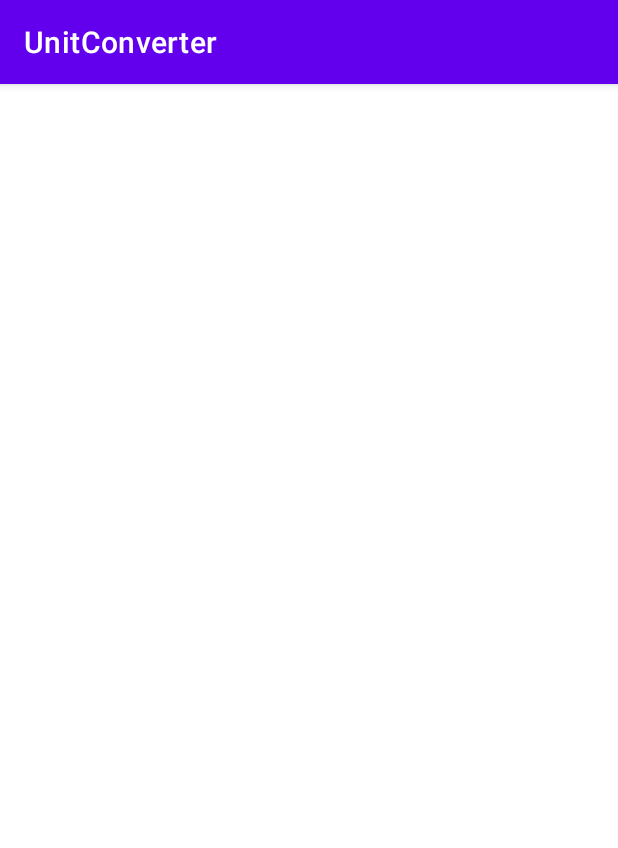
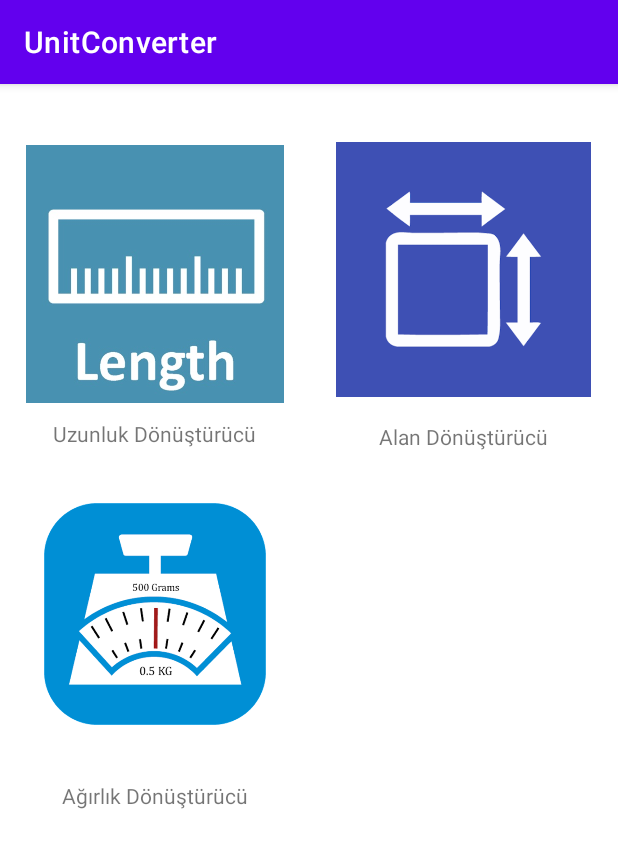
Before and after one commit to armankuyucu/UnitConverter, an Android app: the screen it shows after launch (MainActivity), on a phone screen of 412 x 824 dp. Shown: the top 848 px of the screen. Run offline under Robolectric (Android 15) with nearby library versions, the phone set to English and light mode, and no system bars.

Commit message:
Convert length measurements

```diff
--- a/app/src/main/java/com/example/unitconverter/MainActivity.kt
+++ b/app/src/main/java/com/example/unitconverter/MainActivity.kt
@@ -1,5 +1,6 @@
 package com.example.unitconverter
 
+import android.content.Intent
 import androidx.appcompat.app.AppCompatActivity
 import android.os.Bundle
 import com.example.unitconverter.databinding.ActivityMainBinding
@@ -12,6 +13,21 @@ class MainActivity : AppCompatActivity() {
 
         binding = ActivityMainBinding.inflate(layoutInflater)
         setContentView(binding.root)
+        binding.lenghtImage.setOnClickListener {
+            Intent(this, LenghtConverterActivity::class.java).also {
+                startActivity(it)
+            }
+        }
+        binding.areaImage.setOnClickListener {
+            Intent(this, AreaConverterActivity::class.java).also {
+                startActivity(it)
+            }
+        }
+        binding.weightImage.setOnClickListener {
+            Intent(this, WeightConverterActivity::class.java).also {
+                startActivity(it)
+            }
+        }
     }
 
 
--- a/app/src/main/res/layout/activity_main.xml
+++ b/app/src/main/res/layout/activity_main.xml
@@ -6,13 +6,88 @@
     android:layout_height="match_parent"
     tools:context=".MainActivity">
 
-    <TextView
+    <androidx.constraintlayout.widget.Guideline
+        android:id="@+id/guideline2"
         android:layout_width="wrap_content"
         android:layout_height="wrap_content"
-        android:text="Hello World!"
-        app:layout_constraintBottom_toBottomOf="parent"
+        android:orientation="vertical"
+        app:layout_constraintGuide_percent="0.5" />
+
+    <androidx.constraintlayout.widget.Guideline
+        android:id="@+id/guideline3"
+        android:layout_width="wrap_content"
+        android:layout_height="wrap_content"
+        android:orientation="horizontal"
+        app:layout_constraintGuide_percent="0.33" />
+
+    <ImageView
+        android:id="@+id/areaImage"
+        android:layout_width="170dp"
+        android:layout_height="185dp"
+        app:layout_constraintBottom_toTopOf="@+id/guideline3"
         app:layout_constraintEnd_toEndOf="parent"
+        app:layout_constraintStart_toStartOf="@+id/guideline2"
+        app:layout_constraintTop_toTopOf="parent"
+        app:layout_constraintVertical_bias="0.455"
+        app:srcCompat="@drawable/area_icon" />
+
+    <TextView
+        android:id="@+id/textView"
+        android:layout_width="wrap_content"
+        android:layout_height="wrap_content"
+        android:text="Alan Dönüştürücü"
+        app:layout_constraintBottom_toTopOf="@+id/guideline3"
+        app:layout_constraintEnd_toEndOf="parent"
+        app:layout_constraintStart_toStartOf="@+id/guideline2"
+        app:layout_constraintTop_toBottomOf="@+id/areaImage" />
+
+    <ImageView
+        android:id="@+id/lenghtImage"
+        android:layout_width="185dp"
+        android:layout_height="172dp"
+        app:layout_constraintBottom_toTopOf="@+id/guideline3"
+        app:layout_constraintEnd_toStartOf="@+id/guideline2"
         app:layout_constraintStart_toStartOf="parent"
-        app:layout_constraintTop_toTopOf="parent" />
+        app:layout_constraintTop_toTopOf="parent"
+        app:srcCompat="@drawable/length_icon" />
+
+    <TextView
+        android:id="@+id/textView2"
+        android:layout_width="wrap_content"
+        android:layout_height="wrap_content"
+        android:text="Uzunluk Dönüştürücü"
+        app:layout_constraintBottom_toTopOf="@+id/guideline3"
+        app:layout_constraintEnd_toStartOf="@+id/guideline2"
+        app:layout_constraintStart_toStartOf="parent"
+        app:layout_constraintTop_toBottomOf="@+id/lenghtImage" />
+
+    <TextView
+        android:id="@+id/textView3"
+        android:layout_width="wrap_content"
+        android:layout_height="wrap_content"
+        android:text="Ağırlık Dönüştürücü"
+        app:layout_constraintBottom_toTopOf="@+id/guideline4"
+        app:layout_constraintEnd_toStartOf="@+id/guideline2"
+        app:layout_constraintHorizontal_bias="0.5"
+        app:layout_constraintStart_toStartOf="parent"
+        app:layout_constraintTop_toBottomOf="@+id/weightImage" />
+
+    <androidx.constraintlayout.widget.Guideline
+        android:id="@+id/guideline4"
+        android:layout_width="wrap_content"
+        android:layout_height="wrap_content"
+        android:orientation="horizontal"
+        app:layout_constraintGuide_percent="0.66" />
+
+    <ImageView
+        android:id="@+id/weightImage"
+        android:layout_width="148dp"
+        android:layout_height="176dp"
+        app:layout_constraintBottom_toTopOf="@+id/textView3"
+        app:layout_constraintEnd_toStartOf="@+id/guideline2"
+        app:layout_constraintHorizontal_bias="0.5"
+        app:layout_constraintStart_toStartOf="parent"
+        app:layout_constraintTop_toBottomOf="@+id/textView2"
+        app:srcCompat="@drawable/weight_icon" />
 
 </androidx.constraintlayout.widget.ConstraintLayout>
```
Also changed, not shown: app/src/main/AndroidManifest.xml (+21 -0 lines), app/src/main/java/com/example/unitconverter/AreaConverterActivity.kt (added, +11 -0 lines), app/src/main/java/com/example/unitconverter/LenghtConverterActivity.kt (added, +60 -0 lines), app/src/main/java/com/example/unitconverter/WeightConverterActivity.kt (added, +11 -0 lines), app/src/main/res/layout/activity_area_converter.xml (added, +64 -0 lines), app/src/main/res/layout/activity_lenght_converter.xml (added, +64 -0 lines), app/src/main/res/layout/activity_weight_converter.xml (added, +64 -0 lines), app/src/main/res/values/strings.xml (+12 -0 lines), app/src/main/res/drawable/area_icon.png (added), app/src/main/res/drawable/converter_icon.png (added), app/src/main/res/drawable/length_icon.jpg (added), app/src/main/res/drawable/weight_icon.png (added).
